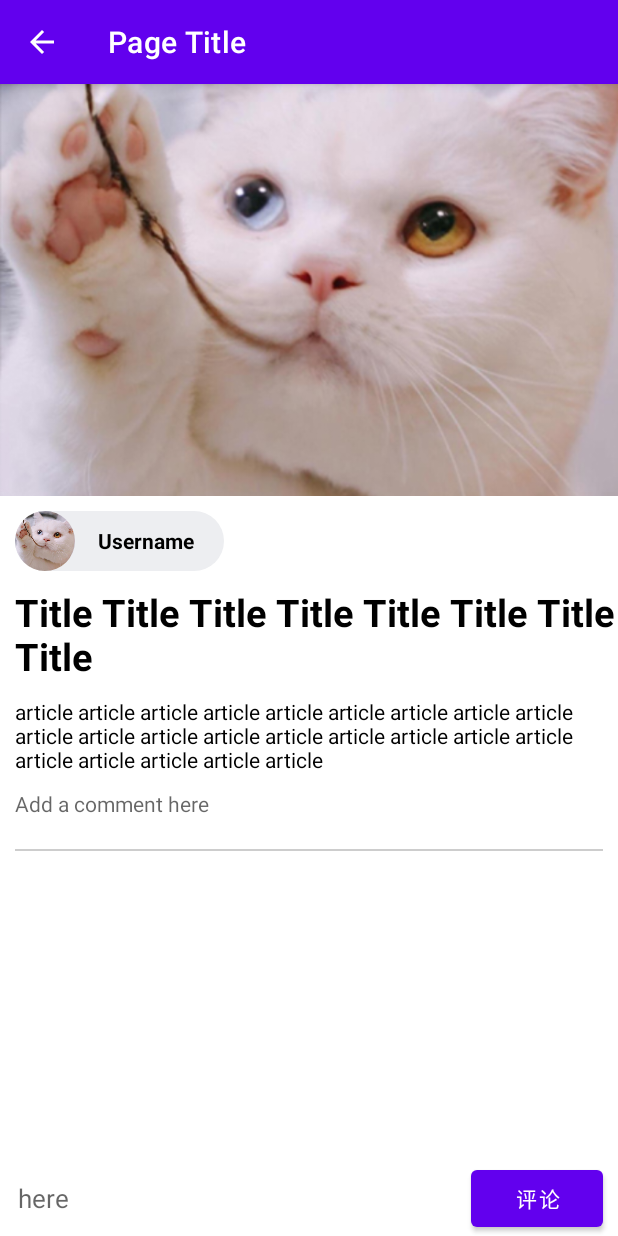
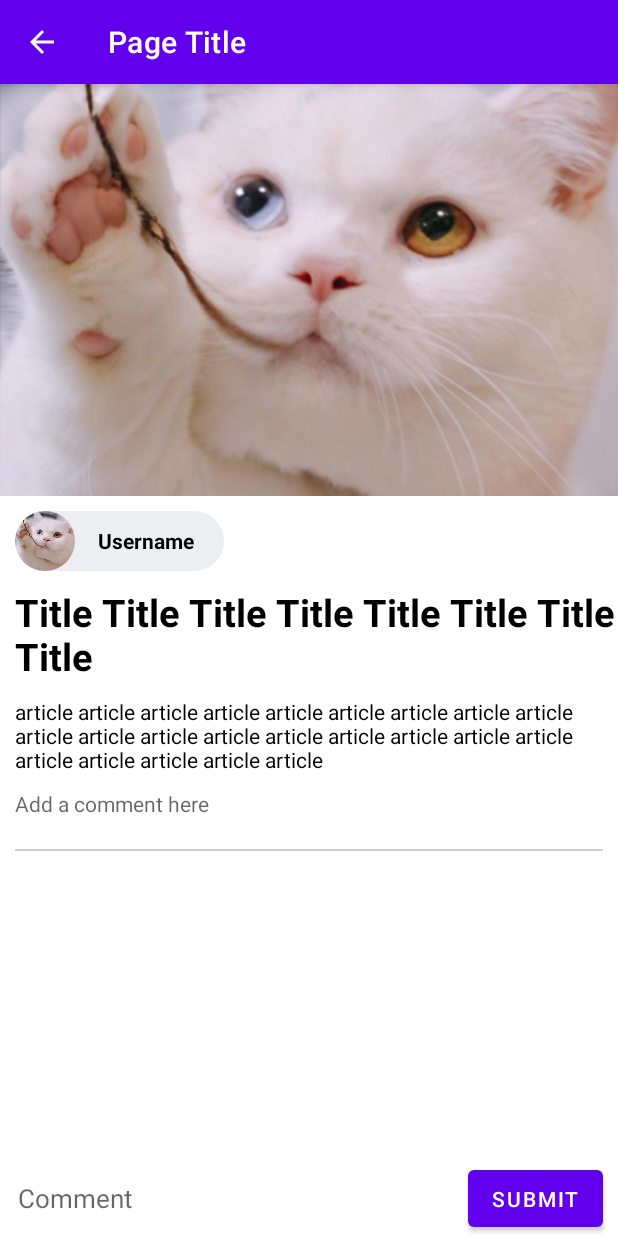
Before and after one commit to LayellLu/COMP5216-PetLoversApp, an Android app: the DetailActivity screen opened directly, with no data from a screen before it, on a phone screen of 412 x 824 dp. Run offline under Robolectric (Android 15) with nearby library versions, the phone set to English and light mode, and no system bars; our stand-ins replace Firebase (no records; nobody signed in at launch, a user with empty details on screens opened directly); 4 statements that could not run were skipped.

Commit message:
Update post comment function

```diff
--- a/app/src/main/res/layout/activity_detail.xml
+++ b/app/src/main/res/layout/activity_detail.xml
@@ -115,7 +115,7 @@
                     android:layout_height="wrap_content"
                     android:layout_weight="1"
                     android:background="@null"
-                    android:hint="here"
+                    android:hint="Comment"
                     android:gravity="top|start"
                     android:textColor="#666666"
                     android:textSize="17sp" />
@@ -125,7 +125,7 @@
                     android:layout_width="wrap_content"
                     android:layout_height="match_parent"
                     android:textColor="@color/white"
-                    android:text="评论"/>
+                    android:text="Submit"/>
         </LinearLayout>
     </LinearLayout>
 
```
